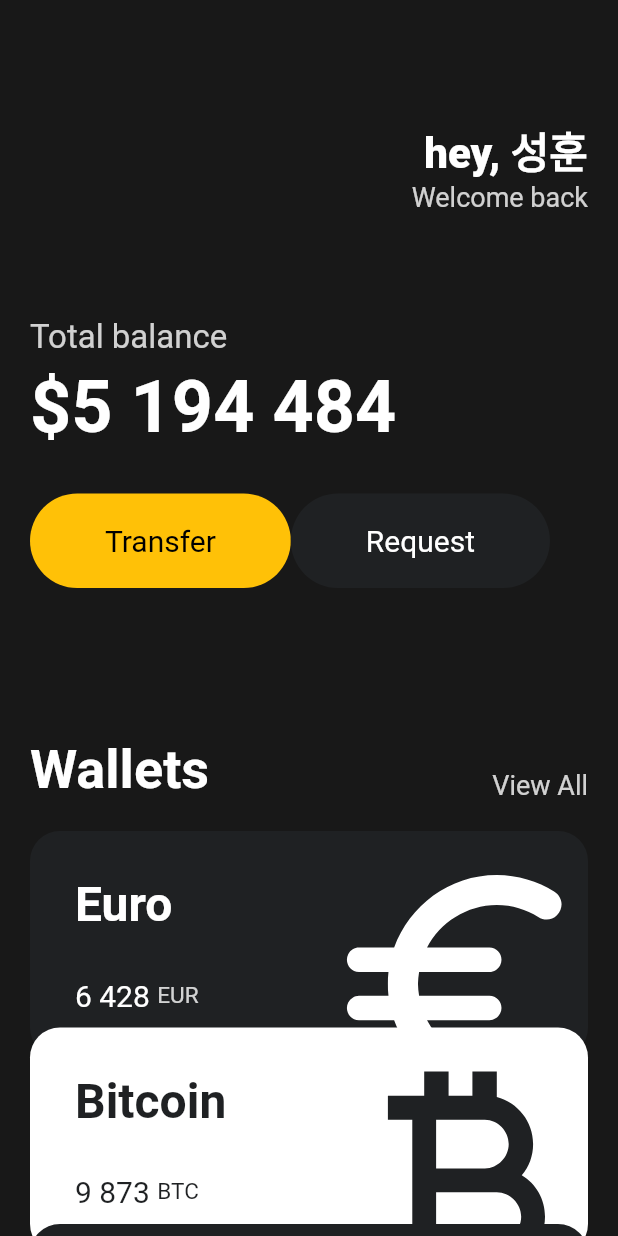
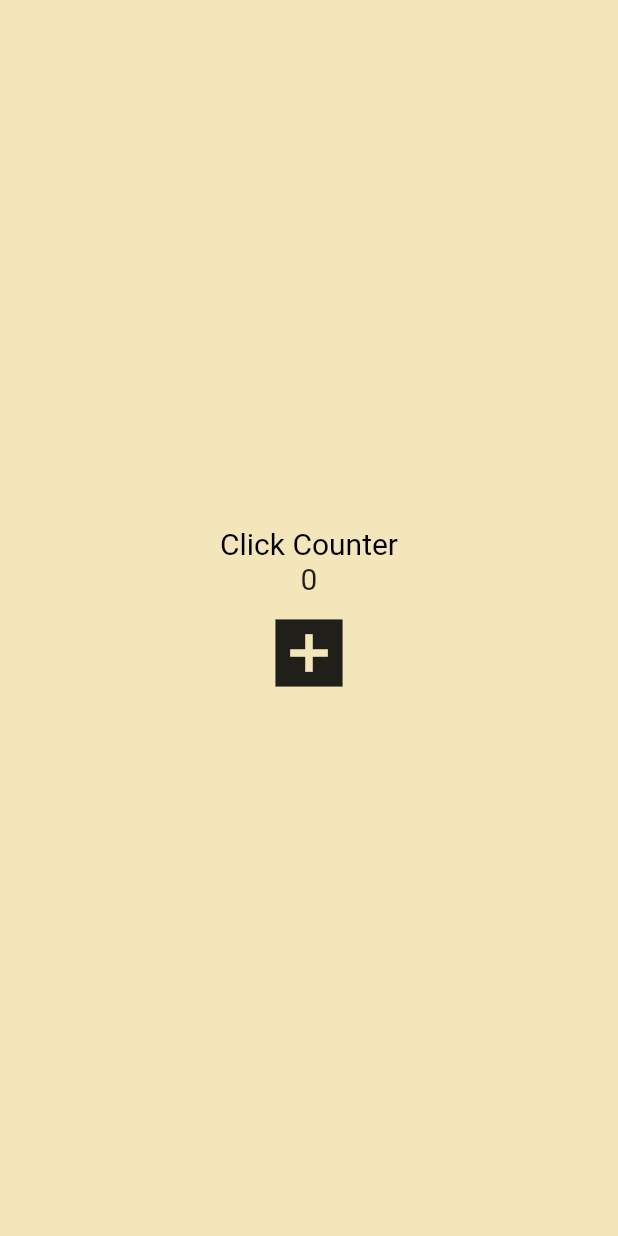
Before and after one commit to RohSeongHoon/stateLess, a Flutter app: the screen it shows after launch, on a phone screen of 412 x 824 dp. Run offline on Flutter 3.47's test engine with Material 2 defaults, Android fonts, the phone set to English and light mode, and no system bars.

```diff
--- a/lib/main.dart
+++ b/lib/main.dart
@@ -3,7 +3,58 @@ import 'package:toonflix/widgets/Button.dart';
 import 'package:toonflix/widgets/currency-card.dart';
 
 void main() {
-  runApp(const App());
+  runApp(const StApp());
+}
+
+class StApp extends StatefulWidget {
+  const StApp({super.key});
+
+  @override
+  State<StApp> createState() => _StAppState();
+}
+
+class _StAppState extends State<StApp> {
+  int counter = 0;
+
+  void onCilcked() {
+    counter += 1;
+  }
+
+  @override
+  Widget build(BuildContext context) {
+    return MaterialApp(
+      home: Scaffold(
+        backgroundColor: const Color.fromARGB(255, 244, 230, 187),
+        body: Center(
+          child: Column(
+            mainAxisAlignment: MainAxisAlignment.center,
+            children: [
+              const Text(
+                'Click Counter',
+                style: TextStyle(
+                  fontSize: 20,
+                  color: Colors.black,
+                ),
+              ),
+              Text(
+                '$counter',
+                style: const TextStyle(
+                  fontSize: 20,
+                ),
+              ),
+              IconButton(
+                iconSize: 60,
+                onPressed: onCilcked,
+                icon: const Icon(
+                  Icons.add_box_sharp,
+                ),
+              ),
+            ],
+          ),
+        ),
+      ),
+    );
+  }
 }
 
 class App extends StatelessWidget {
```
